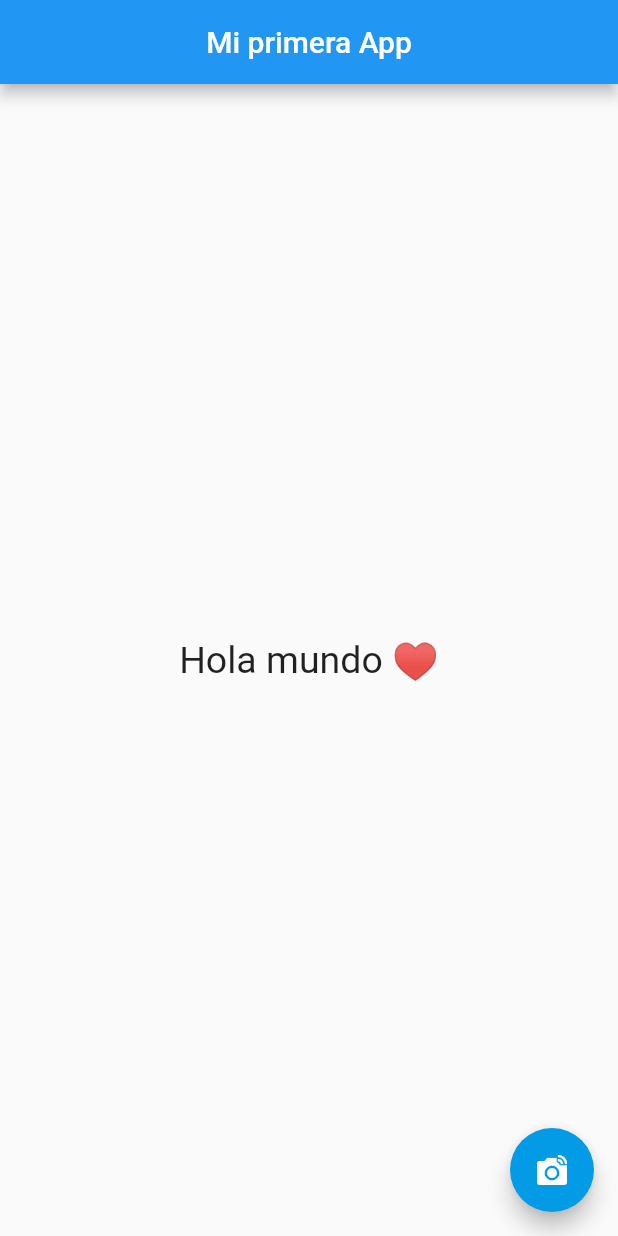
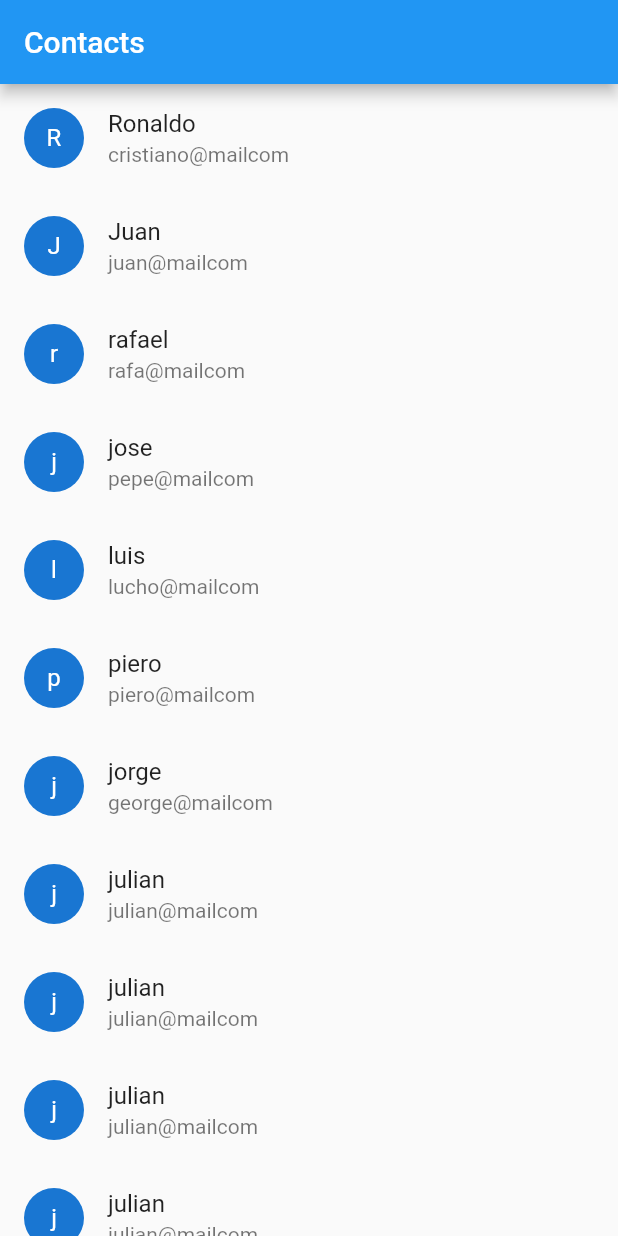
Before and after one commit to tonyinuma/basic-flutter, a Flutter app: the screen it shows after launch, on a phone screen of 412 x 824 dp. Run offline on Flutter 3.47's test engine with Material 2 defaults, Android fonts, the phone set to English and light mode, and no system bars.

Commit message:
Create a contact list simple. Model-list-map-itemcontact

```diff
--- /dev/null
+++ b/lib/src/contact.dart
@@ -0,0 +1,46 @@
+import 'package:app01/src/model/contact_model.dart';
+import 'package:flutter/material.dart';
+import 'package:app01/src/screens/contact_item.dart';
+
+class Contact extends StatelessWidget {
+
+  buildList(){
+    return <ContactModel>[
+      ContactModel(name: "Ronaldo", email: "cristiano@mailcom"),
+      ContactModel(name: "Juan", email: "juan@mailcom"),
+      ContactModel(name: "rafael", email: "rafa@mailcom"),
+      ContactModel(name: "jose", email: "pepe@mailcom"),
+      ContactModel(name: "luis", email: "lucho@mailcom"),
+      ContactModel(name: "piero", email: "piero@mailcom"),
+      ContactModel(name: "jorge", email: "george@mailcom"),
+      ContactModel(name: "julian", email: "julian@mailcom"),
+      ContactModel(name: "julian", email: "julian@mailcom"),
+      ContactModel(name: "julian", email: "julian@mailcom"),
+      ContactModel(name: "julian", email: "julian@mailcom"),
+      ContactModel(name: "julian", email: "julian@mailcom"),
+      ContactModel(name: "julian", email: "julian@mailcom"),
+      ContactModel(name: "julian", email: "julian@mailcom"),
+      ContactModel(name: "julian", email: "julian@mailcom"),
+      ContactModel(name: "julian", email: "julian@mailcom"),
+      ContactModel(name: "julian", email: "julian@mailcom"),
+      ContactModel(name: "julian", email: "julian@mailcom"),
+      ContactModel(name: "oscar", email: "oscar@mailcom")
+    ];
+  }
+
+  List<ContactItem> buildContactList(){
+    return buildList().map<ContactItem>((contact) => ContactItem(contact: contact)).toList();
+  }
+
+ @override
+ Widget build(BuildContext context) {
+  return Scaffold(
+    appBar: AppBar(
+      title: Text("Contacts"),
+      ),
+    body: ListView(
+      children: buildContactList()
+    ),
+ );
+ }
+}
--- /dev/null
+++ b/lib/src/model/contact_model.dart
@@ -0,0 +1,10 @@
+
+
+class ContactModel{
+
+  String email = "";
+  String name = "";
+
+  ContactModel({this.email, this.name});
+
+}
--- /dev/null
+++ b/lib/src/screens/contact_item.dart
@@ -0,0 +1,18 @@
+import 'package:app01/src/model/contact_model.dart';
+import 'package:flutter/material.dart';
+
+class ContactItem extends StatelessWidget {
+
+  final ContactModel contact;
+
+  ContactItem({this.contact});
+
+ @override
+ Widget build(BuildContext context) {
+  return ListTile(
+    leading: CircleAvatar(child: Text(contact.name[0])),
+    title: Text(contact.name),
+    subtitle: Text(contact.email),
+  );
+ }
+}
```
Also changed, not shown: lib/main.dart (+4 -25 lines).
